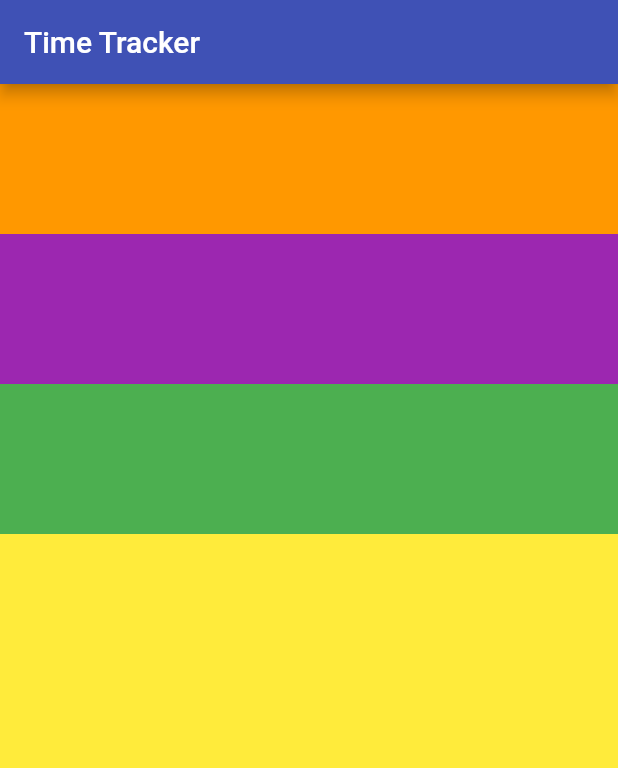
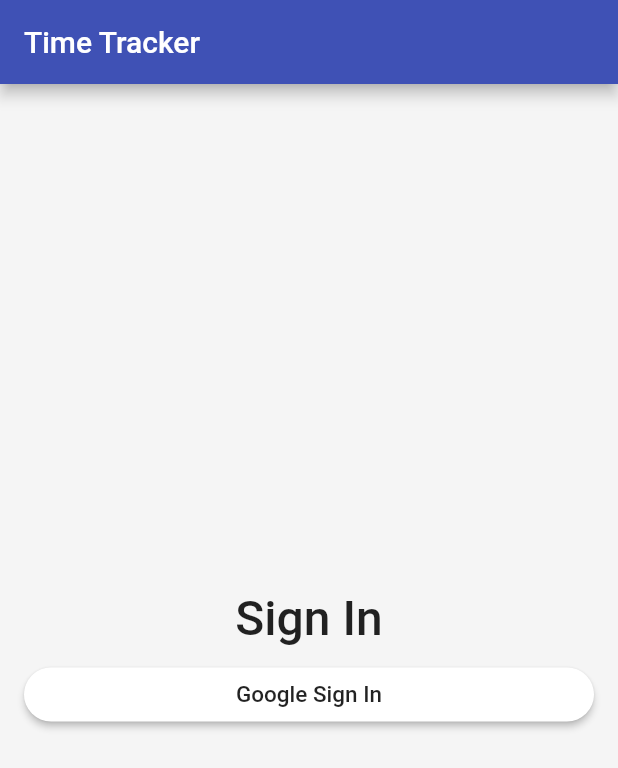
Before and after one commit to mahodas/time_tracker_app, a Flutter app: the screen it shows after launch, on a phone screen of 412 x 824 dp. Shown: the top 768 px of the screen. Run offline on Flutter 3.47's test engine with Material 2 defaults, Android fonts, the phone set to English and light mode, and no system bars.

Commit message:
ButtonAddition

```diff
--- a/lib/app/app_sign_in/sign_in_page.dart
+++ b/lib/app/app_sign_in/sign_in_page.dart
@@ -8,6 +8,7 @@ class SignInPage extends StatelessWidget {
   @override
   Widget build(BuildContext context) {
     return Scaffold(
+      backgroundColor: Colors.grey[100],
       appBar: AppBar(
         title: Text('Time Tracker'),
       ),
@@ -15,32 +16,48 @@ class SignInPage extends StatelessWidget {
     );
   }
 
-  Widget _buildContent(){
+  Widget _buildContent() {
     return Container(
-        color: Colors.yellow,
+      padding: EdgeInsets.all(16.0),
       child: Column(
+        mainAxisAlignment: MainAxisAlignment.center,
         crossAxisAlignment: CrossAxisAlignment.stretch,
         children: [
-            Container(
-              color: Colors.orange,
-              child: SizedBox(
-                height: 100,
+          Text(
+            'Sign In',
+            textAlign: TextAlign.center,
+            style: TextStyle(
+              fontSize: 32.0,
+              fontWeight: FontWeight.w500,
             ),
           ),
-            Container(
-              color: Colors.purple,
-              child: SizedBox(
-                height: 100,
+          SizedBox(
+            height: 8.0,
+          ),
+          ElevatedButton(
+            onPressed: _signInWithGoogle,
+            style: ButtonStyle(
+              shape: MaterialStateProperty.all<RoundedRectangleBorder>(
+                RoundedRectangleBorder(
+                  borderRadius: BorderRadius.circular(20.0),
                 ),
               ),
-            Container(
-              color: Colors.green,
-              child: SizedBox(
-                height: 100,
+              backgroundColor: MaterialStateProperty.all(Colors.white),
+            ),
+            child: Text(
+              'Google Sign In',
+              style: TextStyle(
+                color: Colors.black87,
+                fontSize: 15.0,
+              ),
             ),
           ),
         ],
       ),
     );
   }
+
+  void _signInWithGoogle() {
+    //TODO
   }
+}
```
Lines whose indentation alone changed are shown as unchanged.
